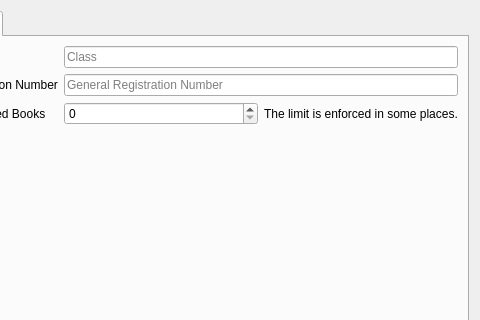
First picture: the form in UI/biblioteq_userinfo.ui, repository textbrowser/biblioteq, before the edit; both pictures show x 120 to 600 and y 0 to 320 of the 600 by 600 pixel window.
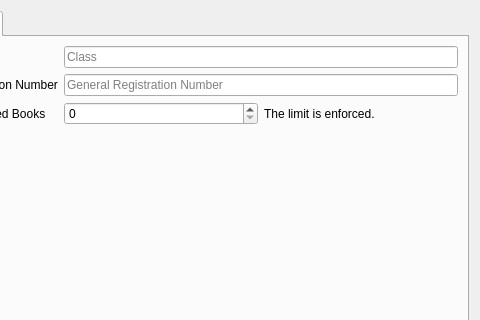
Second picture: the form after the edit. The open tabs and pages were chosen to show the change. Icons and pictures are not drawn.

What changed in the file:
```diff
--- a/UI/biblioteq_userinfo.ui
+++ b/UI/biblioteq_userinfo.ui
@@ -847,7 +847,7 @@
          <item>
           <widget class="QLabel" name="label_20">
            <property name="text">
-            <string>The limit is enforced in some places.</string>
+            <string>The limit is enforced.</string>
            </property>
           </widget>
          </item>
```
